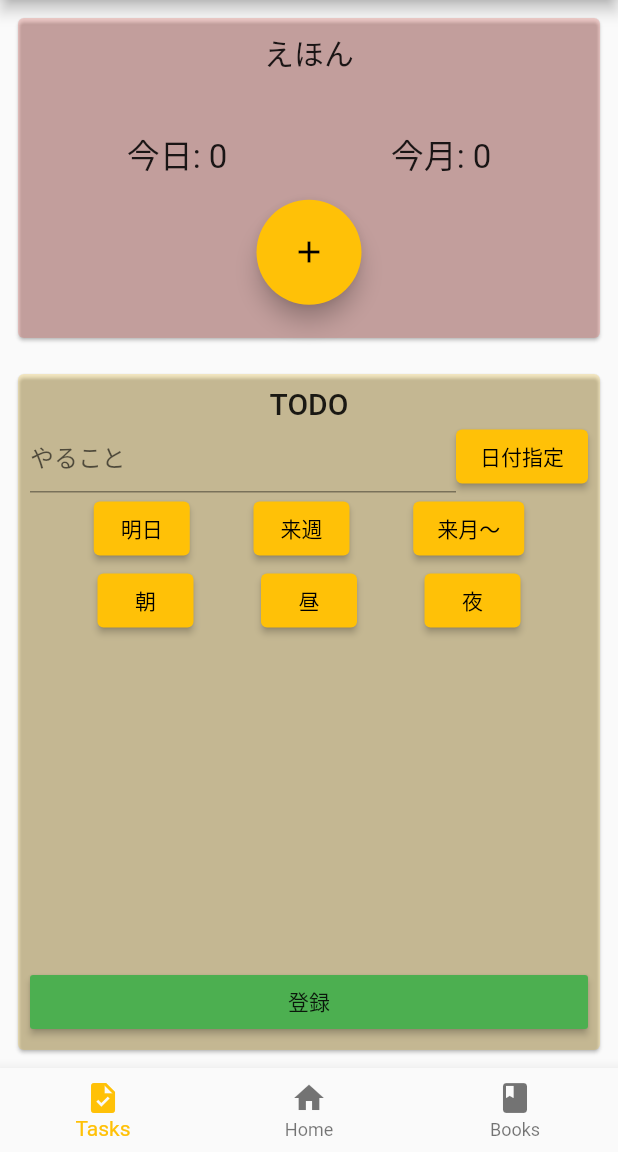
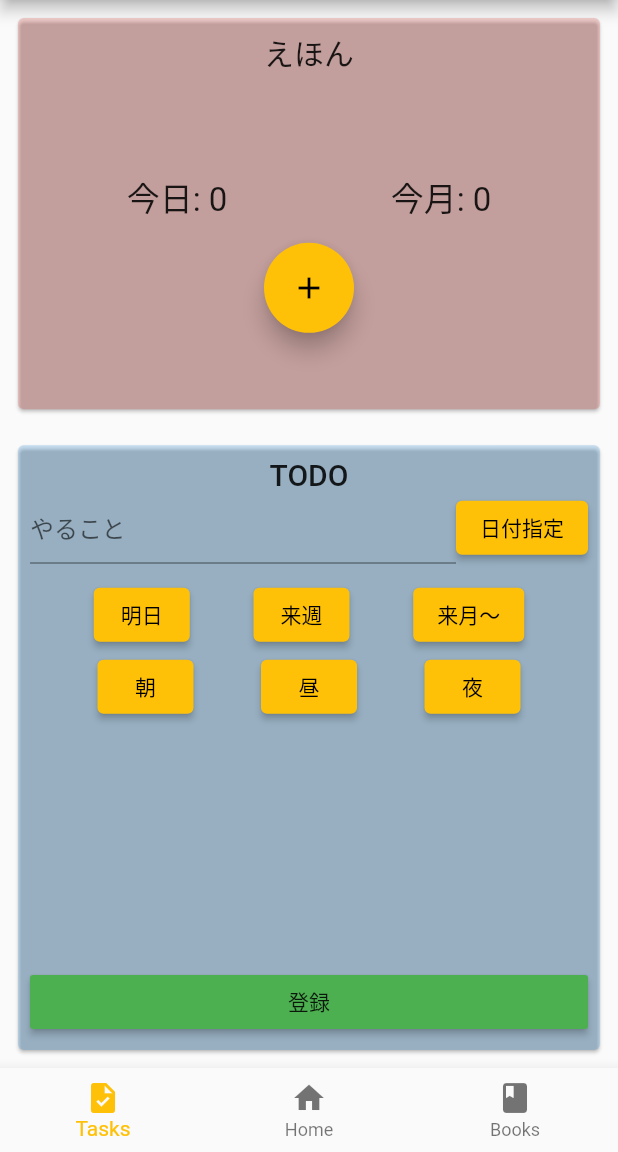
Before and after one commit to yoichiyy/ehon, a Flutter app: the screen it shows after launch, item 2 of the bottom bar chosen, after a tap on the "add" icon, on a phone screen of 412 x 824 dp, the part 84-1236 px from its top. Run offline on Flutter 3.47's test engine with Material 2 defaults, Android fonts, the phone set to English and light mode, and no system bars; our stand-ins replace cloud_firestore, firebase_core, hive; accounts and stored records are empty.

Commit message:
723土　質問前

```diff
--- /dev/null
+++ b/lib/homeCard.dart
@@ -0,0 +1,36 @@
+import 'package:flutter/material.dart';
+
+class HomeCardWidget extends StatelessWidget {
+  const HomeCardWidget(
+      {Key? key, required this.color, required this.title, required this.child})
+      : super(key: key);
+
+  final Color color;
+  final String title;
+  final Widget child;
+
+  @override
+  Widget build(BuildContext context) {
+    return Padding(
+      padding: const EdgeInsets.all(8.0),
+      child: Card(
+        color: color,
+        child: Padding(
+          padding: const EdgeInsets.all(8.0),
+          child: Column(
+            mainAxisSize: MainAxisSize.min,
+            children: [
+              Text(
+                title.toUpperCase(),
+                style: Theme.of(context).textTheme.titleLarge,
+              ),
+              Flexible(
+                child: Center(child: child),
+              ),
+            ],
+          ),
+        ),
+      ),
+    );
+  }
+}
--- a/lib/home_page.dart
+++ b/lib/home_page.dart
@@ -1,4 +1,5 @@
 import 'package:cloud_firestore/cloud_firestore.dart';
+import 'package:counter/homeCard.dart';
 import 'package:counter/main.dart';
 import 'package:counter/models/database_provider.dart';
 import 'package:counter/navigation.dart';
@@ -37,7 +38,8 @@ class _MyHomePageState extends State<MyHomePage> {
       body: Column(
         mainAxisSize: MainAxisSize.min,
         children: <Widget>[
-          Flexible(
+          Expanded(
+            flex: 2,
             child: HomeCardWidget(
               title: "えほん",
               color: Colors.red.withOpacity(0.2),
@@ -53,10 +55,10 @@ class _MyHomePageState extends State<MyHomePage> {
             ),
           ),
           Expanded(
-            flex: 2,
+            flex: 3,
             child: HomeCardWidget(
               title: "TODO",
-              color: Colors.amber.withOpacity(0.2),
+              color: Colors.blue.withOpacity(0.2),
               child: const TaskCard(),
             ),
           ),
@@ -116,28 +118,25 @@ class _MyHomePageState extends State<MyHomePage> {
   }
 
   Widget _buttonArea() {
-    return Expanded(
-      child: Container(
-        child: SizedBox(
-          width: 70,
-          height: 70,
+    return SizedBox(
+      width: 60,
+      height: 60,
       child: FloatingActionButton(
         onPressed: () async {
+          debugPrint("ehonカウント送信 to Fire");
           await FirebaseFirestore.instance
               .collection('ehoncount') // コレクションID指定
               .doc() // ドキュメントID自動生成
               .set({
             // 'count': , //stringを送る
-                'createdAt': DateTime.now() //本当はタイムスタンプ　「サーバー　タイムスタンプ」検索
+            'ehon_id':
+                " ${DateTime.now().year}${DateTime.now().month}${DateTime.now().day}plus" //本当はタイムスタンプ　「サーバー　タイムスタンプ」検索
           });
-
           // _incrementCounter(); hive
         },
         heroTag: "Increment",
         tooltip: "Increment",
         child: const Icon(Icons.add),
-          ),
-        ),
       ),
     );
   }
@@ -149,61 +148,6 @@ class _MyHomePageState extends State<MyHomePage> {
   //   super.dispose();
   // }
 
-//おそらく削除してOK
-  // Future<void> _showBookDialog(String title, String content) {
-  //   return showDialog(
-  //     context: context,
-  //     builder: (context) {
-  //       return AlertDialog(
-  //         title: Text(title),
-  //         content: Text(content),
-  //         actions: [
-  //           TextButton(
-  //             child: const Text('OK'),
-  //             onPressed: () {
-  //               Navigator.of(context).pop();
-  //             },
-  //           ),
-  //         ],
-  //       );
-  //     },
-  //   );
-  // }
-}
-
-class HomeCardWidget extends StatelessWidget {
-  const HomeCardWidget(
-      {Key? key, required this.color, required this.title, required this.child})
-      : super(key: key);
-
-  final Color color;
-  final String title;
-  final Widget child;
-
-  @override
-  Widget build(BuildContext context) {
-    return Padding(
-      padding: const EdgeInsets.all(8.0),
-      child: Card(
-        color: color,
-        child: Padding(
-          padding: const EdgeInsets.all(8.0),
-          child: Column(
-            mainAxisSize: MainAxisSize.min,
-            children: [
-              Text(
-                title.toUpperCase(),
-                style: Theme.of(context).textTheme.titleLarge,
-              ),
-              Flexible(
-                child: Center(child: child),
-              ),
-            ],
-          ),
-        ),
-      ),
-    );
-  }
 }
 
 class TaskCard extends StatefulWidget {
@@ -259,6 +203,10 @@ class _TaskCardState extends State<TaskCard> {
                       child: Text("日付指定"),
                     ),
                   ],
+                ),
+                SizedBox(
+                  width: double.infinity,
+                  height: 10,
                 ),
                 Row(
                   mainAxisAlignment: MainAxisAlignment.spaceEvenly,
--- a/lib/models/database_provider.dart
+++ b/lib/models/database_provider.dart
@@ -23,16 +23,13 @@ Future<int> getCounterForMonth(int month, int year) async {
 }
 
 Future<CounterModel> getCounterForDay(DateTime date) async {
+//
+
+//hiveのcode
   var box = await Hive.openBox<CounterModel>(hiveCounterBoxName);
-  final values = box.values.toList();
-  print(values);
-
   final id = getIdFromDate(date);
-
   CounterModel? currentModel = box.get(id);
-
-  return currentModel ??
-      CounterModel(count: 0, id: getIdFromDate(date));
+  return currentModel ?? CounterModel(count: 0, id: getIdFromDate(date));
 }
 
 Future<List<CounterModel>> getAllCounters() async {
@@ -43,6 +40,9 @@ Future<List<CounterModel>> getAllCounters() async {
 }
 
 Future<int> addCounter(DateTime date) async {
+  //firebase
+
+  //hive original code
   var box = await Hive.openBox<CounterModel>(hiveCounterBoxName);
   final CounterModel currentCounter = await getCounterForDay(date);
   final updatedCounter = (currentCounter.count) + 1;
@@ -68,9 +68,6 @@ DateTime getDateFromId(String id) {
 // //hiveを用いた、addTask関数
 // Future<TaskModel> addTask(DateTime date, String task) async {
 
-
-
-
 //   var box = await Hive.openBox<TaskModel>(hiveTaskBoxName);
 //   final taskModel = TaskModel(
 //       id: DateTime.now().millisecondsSinceEpoch.toString(),
@@ -79,33 +76,6 @@ DateTime getDateFromId(String id) {
 //   box.add(taskModel);
 //   return taskModel;
 // }
-
-
-
-
-
-
-
-
-
-
-
-
-
-
-
-
-
-
-
-
-
-
-
-
-
-
-
 
 //↓質問用↓120-134　アンコメント
 //・引数として持ってくるという条件だから、if使うのやめろということか？（上の青コメント）
@@ -134,7 +104,6 @@ DateTime getDateFromId(String id) {
 // }
 // }
 
-
 //作り直し。ifを外す
 Future<void> addBook(DateTime dueDate, String taskName) async {
   if (taskName == "") {
@@ -148,16 +117,6 @@ DateTime getDateFromId(String id) {
   });
 }
 
-
-
-
-
-
-
-
-
-
-
 Future<List<TaskModel>> getAllTasks() async {
   var box = await Hive.openBox<TaskModel>(hiveTaskBoxName);
   return box.values.toList();
```
Lines whose indentation alone changed are shown as unchanged.
